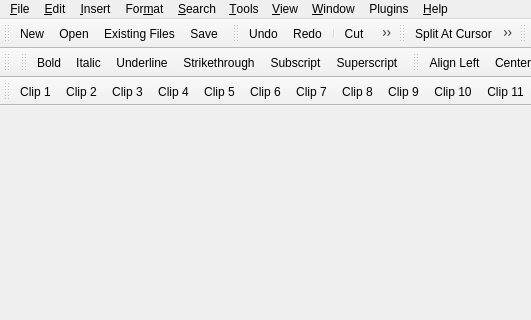
Old version of the form src/Form_Files/main.ui in the repository Sigil-Ebook/Sigil; both pictures show x 0 to 531 and y 0 to 320 of the 1000 by 700 pixel window.
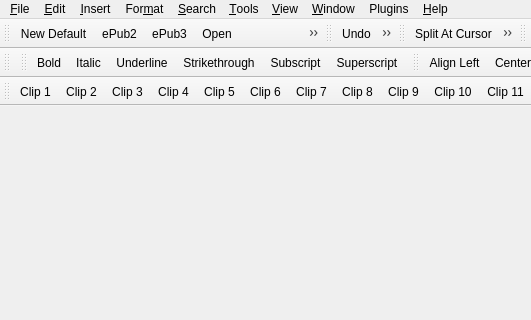
New version of the form. Icons and pictures are not drawn.

The edit to the form file:
```diff
--- a/src/Form_Files/main.ui
+++ b/src/Form_Files/main.ui
@@ -380,6 +380,8 @@
     <bool>false</bool>
    </attribute>
    <addaction name="actionNew"/>
+   <addaction name="actionNewEpub2"/>
+   <addaction name="actionNewEpub3"/>
    <addaction name="actionOpen"/>
    <addaction name="actionAddExistingFile"/>
    <addaction name="actionSave"/>
@@ -653,7 +655,7 @@
      <normaloff>:/main/document-new_48px.png</normaloff>:/main/document-new_48px.png</iconset>
    </property>
    <property name="text">
-    <string>&amp;New</string>
+    <string>New Default</string>
    </property>
    <property name="toolTip">
     <string>&lt;p style=&quot;padding-top: 0.5em;&quot; &gt;&lt;b&gt;New&lt;/b&gt;&lt;/p&gt;
@@ -666,7 +668,7 @@
   </action>
   <action name="actionNewEpub2">
    <property name="text">
-    <string>ePub2</string>
+    <string>ePub&amp;2</string>
    </property>
    <property name="toolTip">
     <string>&lt;p style=&quot;padding-top: 0.5em;&quot; &gt;&lt;b&gt;New ePub2&lt;/b&gt;&lt;/p&gt;
@@ -677,7 +679,7 @@
 
   <action name="actionNewEpub3">
    <property name="text">
-    <string>ePub3</string>
+    <string>ePub&amp;3</string>
    </property>
    <property name="toolTip">
     <string>&lt;p style=&quot;padding-top: 0.5em;&quot; &gt;&lt;b&gt;New ePub3&lt;/b&gt;&lt;/p&gt;
```
Left out of the diff: 11 changed lines with no effect on the pictures.
